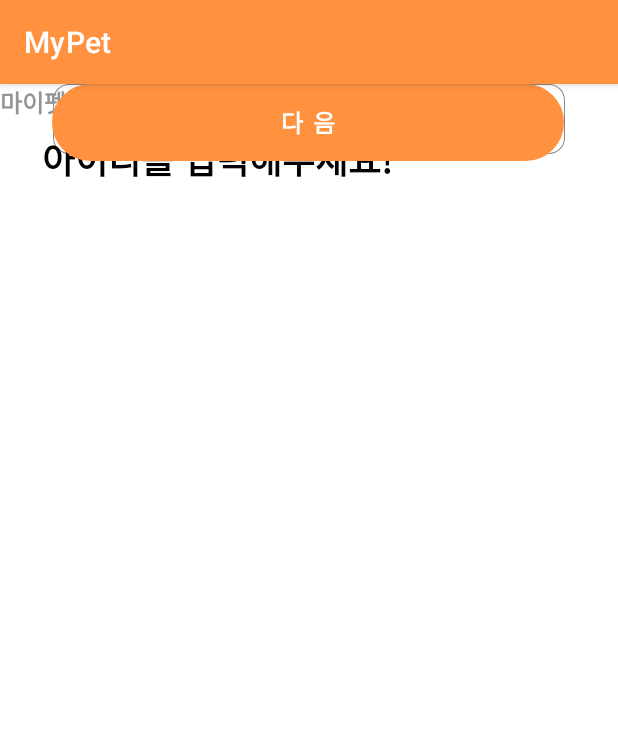
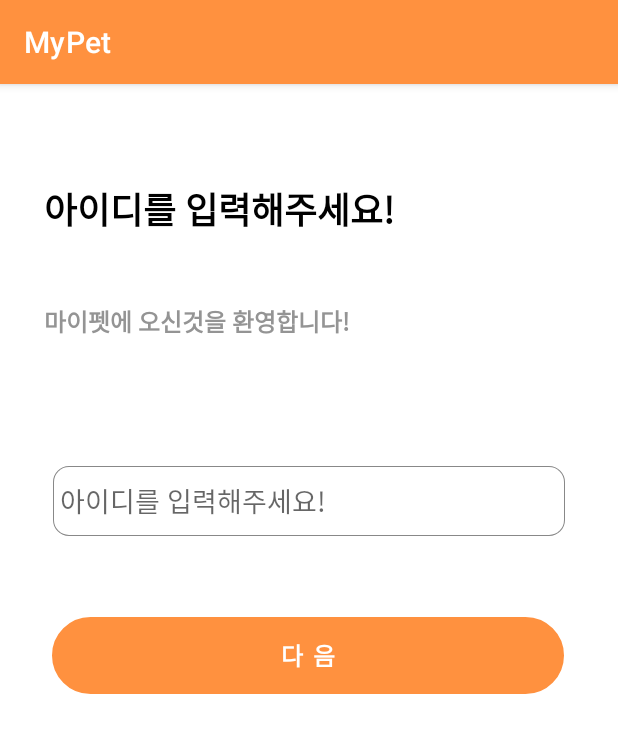
Before and after one commit to heejeongJ/MyPet, an Android app: the SignUp_sub2 screen opened directly, with no data from a screen before it, on a phone screen of 412 x 824 dp. Shown: the top 733 px of the screen. Run offline under Robolectric (Android 15) with nearby library versions, the phone set to English and light mode, and no system bars.

Commit message:
register func completed, Need to add MAIN PAGE

```diff
--- a/app/src/main/java/com/example/mypet/SignUpNLogIn.kt
+++ b/app/src/main/java/com/example/mypet/SignUpNLogIn.kt
@@ -34,11 +34,11 @@ class SignUpNLogIn : AppCompatActivity() {
         var loginB = findViewById<Button>(R.id.loginB)
         var registerB = findViewById<Button>(R.id.signupB)
         registerB.setOnClickListener{
-            val nextIntent = Intent(this, SignUpNLogIn::class.java)
+            val nextIntent = Intent(this, SignUp::class.java)
             startActivity(nextIntent)
         }
+
         initDB()
-
 
         loginB.setOnClickListener{
             id = idText.text.toString()
--- a/app/src/main/java/com/example/mypet/SignUp_sub2.kt
+++ b/app/src/main/java/com/example/mypet/SignUp_sub2.kt
@@ -1,11 +1,35 @@
 package com.example.mypet
 
+import android.app.Activity
+import android.content.Intent
 import androidx.appcompat.app.AppCompatActivity
 import android.os.Bundle
+import android.util.Log
+import android.widget.Button
+import android.widget.EditText
 
 class SignUp_sub2 : AppCompatActivity() {
+    lateinit var email : String
     override fun onCreate(savedInstanceState: Bundle?) {
         super.onCreate(savedInstanceState)
         setContentView(R.layout.activity_sign_up_sub2)
+        var next = findViewById<Button>(R.id.signUpNextButton)
+        var idInput = findViewById<EditText>(R.id.signUpEditT)
+
+        if (intent.hasExtra("email")){
+            email = intent.getStringExtra("email").toString()
+            Log.d("email: ", email)
+        } else {
+            Log.d("no email ", ": please go back")
+        }
+
+        next.setOnClickListener{
+            val nextIntent = Intent(this, SignUp_sub3::class.java)
+            nextIntent.putExtra("id", idInput.text.toString())
+            nextIntent.putExtra("email", email)
+            setResult(Activity.RESULT_OK, nextIntent)
+            finish()
+            startActivity(nextIntent)
+        }
     }
 }
--- a/app/src/main/res/layout/activity_sign_up_sub2.xml
+++ b/app/src/main/res/layout/activity_sign_up_sub2.xml
@@ -11,15 +11,17 @@
         android:id="@+id/signUpNextButton"
         android:layout_width="wrap_content"
         android:layout_height="wrap_content"
+        android:layout_marginBottom="328dp"
         android:background="@drawable/buttonborder"
         android:backgroundTint="#FF913F"
         android:text="다 음"
         android:textSize="16sp"
         android:textStyle="bold"
+        app:layout_constraintBottom_toBottomOf="parent"
         app:layout_constraintEnd_toEndOf="parent"
         app:layout_constraintHorizontal_bias="0.492"
         app:layout_constraintStart_toStartOf="parent"
-        tools:layout_editor_absoluteY="216dp" />
+        app:layout_constraintTop_toBottomOf="@+id/signUpEditT" />
 
     <EditText
         android:id="@+id/signUpEditT"
@@ -27,26 +29,35 @@
         android:layout_height="wrap_content"
         android:layout_alignParentTop="true"
         android:layout_centerHorizontal="true"
+        android:layout_marginTop="50dp"
+        android:layout_marginBottom="20dp"
         android:background="@drawable/border"
+
         android:ems="16"
         android:hint=" 아이디를 입력해주세요!"
-
         android:inputType="textPersonName"
         android:typeface="sans"
+        app:layout_constraintBottom_toTopOf="@+id/signUpNextButton"
         app:layout_constraintEnd_toEndOf="parent"
         app:layout_constraintStart_toStartOf="parent"
-        tools:layout_editor_absoluteY="144dp" />
+        app:layout_constraintTop_toBottomOf="@+id/welcomeT" />
 
     <TextView
         android:id="@+id/welcomeT"
         android:layout_width="wrap_content"
         android:layout_height="wrap_content"
+        android:layout_marginStart="28dp"
+        android:layout_marginTop="5dp"
+        android:layout_marginEnd="173dp"
+        android:layout_marginBottom="1dp"
         android:text="마이펫에 오신것을 환영합니다! "
         android:textColor="#949494"
         android:textSize="16sp"
         android:textStyle="bold"
-        tools:layout_editor_absoluteX="28dp"
-        tools:layout_editor_absoluteY="72dp" />
+        app:layout_constraintBottom_toTopOf="@+id/signUpEditT"
+        app:layout_constraintEnd_toEndOf="parent"
+        app:layout_constraintStart_toStartOf="parent"
+        app:layout_constraintTop_toBottomOf="@+id/signUpT" />
 
     <TextView
         android:id="@+id/signUpT"
@@ -54,11 +65,15 @@
         android:layout_height="wrap_content"
         android:layout_marginStart="28dp"
         android:layout_marginTop="32dp"
+        android:layout_marginEnd="148dp"
+        android:layout_marginBottom="5dp"
         android:fontFamily="sans-serif"
         android:text="아이디를 입력해주세요!"
         android:textColor="#000000"
         android:textSize="24sp"
         android:textStyle="bold"
+        app:layout_constraintBottom_toTopOf="@+id/welcomeT"
+        app:layout_constraintEnd_toEndOf="parent"
         app:layout_constraintStart_toStartOf="parent"
         app:layout_constraintTop_toTopOf="parent" />
 </androidx.constraintlayout.widget.ConstraintLayout>
```
Also changed, not shown: app/src/main/java/com/example/mypet/SignUp.kt (+9 -0 lines), app/src/main/java/com/example/mypet/SignUp_sub1.kt (+16 -0 lines), app/src/main/java/com/example/mypet/SignUp_sub3.kt (+24 -0 lines), app/src/main/java/com/example/mypet/SignUp_sub4.kt (+41 -0 lines), app/src/main/java/com/example/mypet/dbHelper.kt (added, +43 -0 lines), app/src/main/res/layout/activity_sign_up.xml (+11 -4 lines), app/src/main/res/layout/activity_sign_up_sub1.xml (+19 -5 lines), app/src/main/res/layout/activity_sign_up_sub3.xml (+18 -5 lines), app/src/main/res/layout/activity_sign_up_sub4.xml (+16 -5 lines), app/src/main/res/layout/popup.xml (added, +37 -0 lines).
